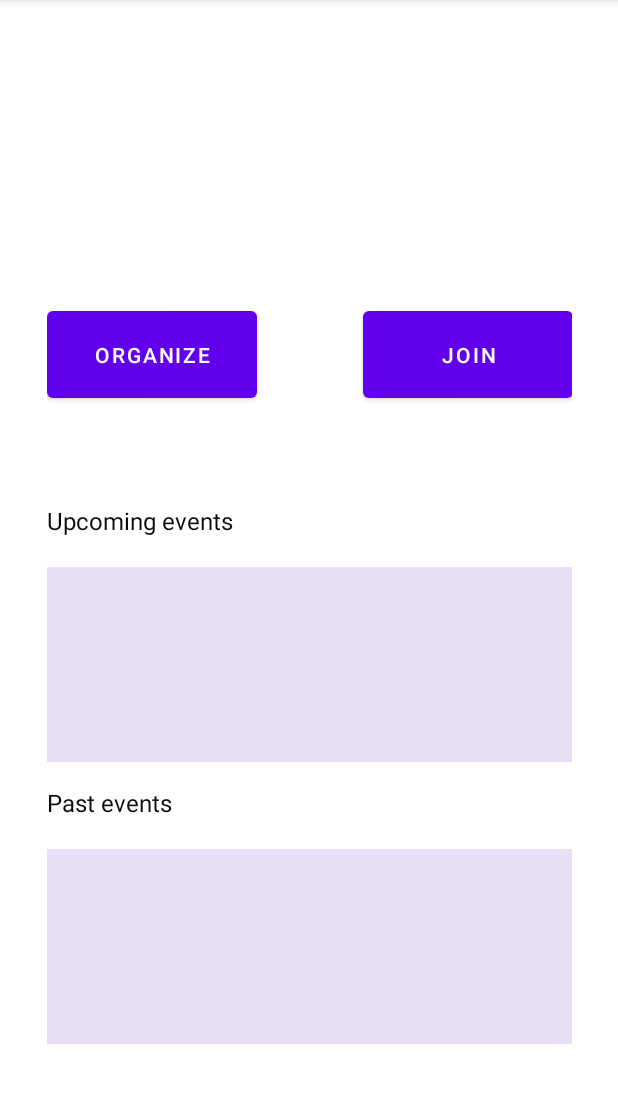
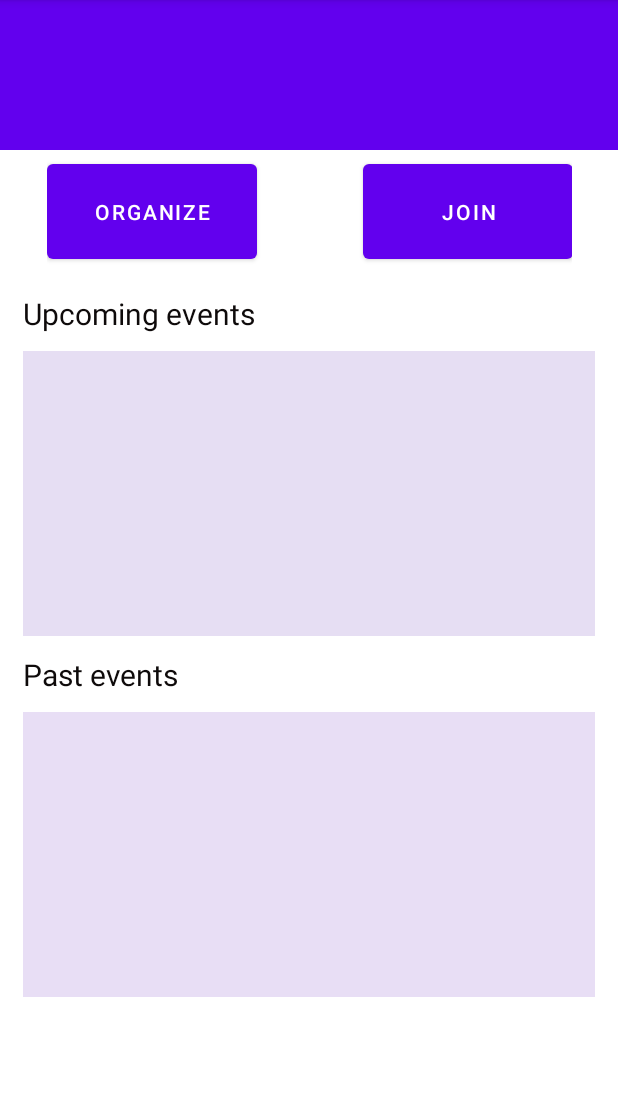
Before and after one commit to partymakers/partymaker, an Android app: the screen it shows after launch (MainActivity), on a phone screen of 412 x 824 dp, the part 84-1187 px from its top. Run offline under Robolectric (Android 15) with nearby library versions, the phone set to English and light mode, and no system bars; our stand-ins replace Firebase (no records; nobody signed in at launch, a user with empty details on screens opened directly); libraries missing offline, so code that uses them is left out: com.firebase.ui; 2 statements that could not run were skipped.

Commit message:
Enable scrollability for MainActivity

```diff
--- a/app/src/main/java/com/github/partymakers/partymaker/MainActivity.java
+++ b/app/src/main/java/com/github/partymakers/partymaker/MainActivity.java
@@ -41,8 +41,7 @@ public class MainActivity extends AppCompatActivity {
         user = firebaseAuth.getCurrentUser();
         if (user == null) {
             createLoginIntent();
-        }
-        else
+        } else
             setUserInfoTextViews(viewBinding, user);
     }
 
--- a/app/src/main/res/layout/activity_main.xml
+++ b/app/src/main/res/layout/activity_main.xml
@@ -7,63 +7,87 @@
     tools:context=".MainActivity"
     tools:visibility="visible">
 
-    <LinearLayout
-        android:id="@+id/LinearLayoutNameEmail"
-        android:layout_width="350dp"
-        android:layout_height="80dp"
-        android:layout_marginStart="25dp"
-        android:layout_marginTop="5dp"
-        android:layout_marginEnd="25dp"
-        android:layout_marginBottom="10dp"
-        android:orientation="vertical"
-        app:layout_constraintBottom_toTopOf="@+id/ConstraintLayoutButtons"
+    <ScrollView
+        android:id="@+id/scrollViewUMainActivity"
+        android:layout_width="0dp"
+        android:layout_height="0dp"
+        app:layout_constraintBottom_toBottomOf="parent"
         app:layout_constraintEnd_toEndOf="parent"
-        app:layout_constraintHorizontal_bias="0.545"
         app:layout_constraintStart_toStartOf="parent"
         app:layout_constraintTop_toTopOf="parent">
 
+        <androidx.constraintlayout.widget.ConstraintLayout
+            android:id="@+id/Scrollability"
+            android:layout_width="match_parent"
+            android:layout_height="wrap_content">
+
+            <androidx.constraintlayout.widget.ConstraintLayout
+                android:id="@+id/Header"
+                android:layout_width="0dp"
+                android:layout_height="100dp"
+                android:background="@color/purple_500"
+                app:layout_constraintBottom_toTopOf="@+id/Buttons"
+                app:layout_constraintEnd_toEndOf="parent"
+                app:layout_constraintStart_toStartOf="parent"
+                app:layout_constraintTop_toTopOf="parent">
+
+                <LinearLayout
+                    android:id="@+id/LinearLayoutNameEmail"
+                    android:layout_width="0dp"
+                    android:layout_height="wrap_content"
+                    android:layout_marginStart="25dp"
+                    android:layout_marginEnd="25dp"
+                    android:orientation="vertical"
+                    app:layout_constraintBottom_toBottomOf="parent"
+                    app:layout_constraintEnd_toEndOf="parent"
+                    app:layout_constraintStart_toStartOf="parent"
+                    app:layout_constraintTop_toTopOf="parent">
+
+                    <!-- TODO! Add animations (disappearing text), make it look like a small status bar -->
                     <TextView
                         android:id="@+id/textViewLoginStatus"
-            android:layout_width="wrap_content"
+                        android:layout_width="match_parent"
                         android:layout_height="wrap_content"
-            android:textAlignment="center"
-            android:textSize="14sp"
+                        android:gravity="center"
+                        android:textColor="@color/white"
+                        android:textSize="10sp"
                         android:visibility="visible"
                         tools:visibility="visible" />
 
                     <TextView
                         android:id="@+id/textViewName"
-            android:layout_width="wrap_content"
+                        android:layout_width="match_parent"
                         android:layout_height="wrap_content"
-            android:textAlignment="center"
-            android:textColor="#000000"
+                        android:textColor="@color/white"
                         android:textSize="30sp" />
 
                     <TextView
                         android:id="@+id/textViewEmail"
-            android:layout_width="wrap_content"
+                        android:layout_width="match_parent"
                         android:layout_height="wrap_content"
+                        android:textColor="@color/white"
                         android:textSize="16sp" />
                 </LinearLayout>
 
-    <!-- TODO! replace scroll views with swipe views+animations //https://codinginflow.com/tutorials/android/swipe-view-animations -->
+            </androidx.constraintlayout.widget.ConstraintLayout>
 
             <androidx.constraintlayout.widget.ConstraintLayout
-        android:id="@+id/ConstraintLayoutButtons"
+                android:id="@+id/Buttons"
                 android:layout_width="350dp"
                 android:layout_height="wrap_content"
                 android:layout_marginStart="25dp"
+                android:layout_marginTop="3dp"
                 android:layout_marginEnd="25dp"
                 android:textAlignment="center"
-        app:layout_constraintBottom_toTopOf="@+id/ConstraintLayoutEvents"
+                app:layout_constraintBottom_toTopOf="@+id/Events"
                 app:layout_constraintEnd_toEndOf="parent"
                 app:layout_constraintStart_toStartOf="parent"
-        app:layout_constraintTop_toBottomOf="@+id/LinearLayoutNameEmail">
+                app:layout_constraintTop_toBottomOf="@+id/Header">
 
                 <Button
                     android:id="@+id/buttonOrganize"
                     android:layout_width="140dp"
-            android:layout_height="70dp"
+                    android:layout_height="75dp"
                     android:layout_marginEnd="35dp"
                     android:text="Organize"
                     app:layout_constraintBottom_toBottomOf="parent"
@@ -74,93 +98,77 @@
                 <Button
                     android:id="@+id/buttonJoin"
                     android:layout_width="140dp"
-            android:layout_height="70dp"
+                    android:layout_height="75dp"
                     android:layout_marginStart="35dp"
                     android:text="Join"
                     app:layout_constraintBottom_toBottomOf="parent"
                     app:layout_constraintEnd_toEndOf="parent"
                     app:layout_constraintStart_toEndOf="@+id/buttonOrganize"
-            app:layout_constraintTop_toTopOf="parent"
-            app:layout_constraintVertical_bias="0.0" />
+                    app:layout_constraintTop_toTopOf="parent" />
             </androidx.constraintlayout.widget.ConstraintLayout>
 
             <androidx.constraintlayout.widget.ConstraintLayout
-        android:id="@+id/ConstraintLayoutEvents"
-        android:layout_width="350dp"
-        android:layout_height="380dp"
-        android:layout_marginStart="25dp"
+                android:id="@+id/Events"
+                android:layout_width="0dp"
+                android:layout_height="500dp"
+                android:layout_marginStart="15dp"
                 android:layout_marginTop="5dp"
-        android:layout_marginEnd="25dp"
+                android:layout_marginEnd="15dp"
                 android:layout_marginBottom="5dp"
                 app:layout_constraintBottom_toBottomOf="parent"
                 app:layout_constraintEnd_toEndOf="parent"
                 app:layout_constraintStart_toStartOf="parent"
-        app:layout_constraintTop_toBottomOf="@+id/ConstraintLayoutButtons">
+                app:layout_constraintTop_toBottomOf="@+id/Buttons">
 
+                <!-- TODO! place a swipe view+animations within this ConstraintLayout  //https://codinginflow.com/tutorials/android/swipe-view-animations -->
                 <TextView
                     android:id="@+id/textViewUpcoming"
-            android:layout_width="350dp"
+                    android:layout_width="0dp"
                     android:layout_height="wrap_content"
-            android:layout_marginBottom="7dp"
                     android:text="Upcoming events"
                     android:textColor="#0E0A0A"
-            android:textSize="16sp"
-            app:layout_constraintBottom_toTopOf="@+id/scrollViewUpcomingEvents"
+                    android:textSize="20sp"
+                    app:layout_constraintBottom_toTopOf="@+id/UpcomingView"
                     app:layout_constraintEnd_toEndOf="parent"
                     app:layout_constraintStart_toStartOf="parent"
                     app:layout_constraintTop_toTopOf="parent" />
 
-        <ScrollView
-            android:id="@+id/scrollViewUpcomingEvents"
-            android:layout_width="350dp"
-            android:layout_height="130dp"
-            android:layout_marginTop="7dp"
+                <androidx.constraintlayout.widget.ConstraintLayout
+                    android:id="@+id/UpcomingView"
+                    android:layout_width="0dp"
+                    android:layout_height="190dp"
                     android:background="#2A673AB7"
                     app:layout_constraintBottom_toTopOf="@+id/textViewPast"
                     app:layout_constraintEnd_toEndOf="parent"
                     app:layout_constraintStart_toStartOf="parent"
-            app:layout_constraintTop_toBottomOf="@+id/textViewUpcoming">
-
-            <ListView
-                android:id="@+id/ListViewUpcoming"
-                android:layout_width="match_parent"
-                android:layout_height="wrap_content">
-
-            </ListView>
-        </ScrollView>
+                    app:layout_constraintTop_toBottomOf="@+id/textViewUpcoming"></androidx.constraintlayout.widget.ConstraintLayout>
 
                 <TextView
                     android:id="@+id/textViewPast"
-            android:layout_width="350dp"
+                    android:layout_width="0dp"
                     android:layout_height="wrap_content"
-            android:layout_marginTop="10dp"
-            android:layout_marginBottom="7dp"
                     android:text="Past events"
                     android:textColor="#0E0A0A"
-            android:textSize="16sp"
-            app:layout_constraintBottom_toTopOf="@+id/scrollViewPast"
+                    android:textSize="20sp"
+                    app:layout_constraintBottom_toTopOf="@+id/PastView"
                     app:layout_constraintEnd_toEndOf="parent"
                     app:layout_constraintStart_toStartOf="parent"
-            app:layout_constraintTop_toBottomOf="@+id/scrollViewUpcomingEvents" />
+                    app:layout_constraintTop_toBottomOf="@+id/UpcomingView" />
 
-        <ScrollView
-            android:id="@+id/scrollViewPast"
-            android:layout_width="350dp"
-            android:layout_height="130dp"
-            android:layout_marginTop="7dp"
+                <!-- TODO! place a swipe view+animations within this ConstraintLayout //https://codinginflow.com/tutorials/android/swipe-view-animations -->
+                <androidx.constraintlayout.widget.ConstraintLayout
+                    android:id="@+id/PastView"
+                    android:layout_width="0dp"
+                    android:layout_height="190dp"
                     android:layout_marginBottom="8dp"
                     android:background="#E8DEF5"
                     app:layout_constraintBottom_toBottomOf="parent"
                     app:layout_constraintEnd_toEndOf="parent"
                     app:layout_constraintStart_toStartOf="parent"
-            app:layout_constraintTop_toBottomOf="@+id/textViewPast">
-
-            <ListView
-                android:id="@+id/ListViewPast"
-                android:layout_width="match_parent"
-                android:layout_height="wrap_content" />
-        </ScrollView>
+                    app:layout_constraintTop_toBottomOf="@+id/textViewPast"></androidx.constraintlayout.widget.ConstraintLayout>
 
             </androidx.constraintlayout.widget.ConstraintLayout>
 
         </androidx.constraintlayout.widget.ConstraintLayout>
+    </ScrollView>
+</androidx.constraintlayout.widget.ConstraintLayout>
```
Lines whose indentation alone changed are shown as unchanged.
